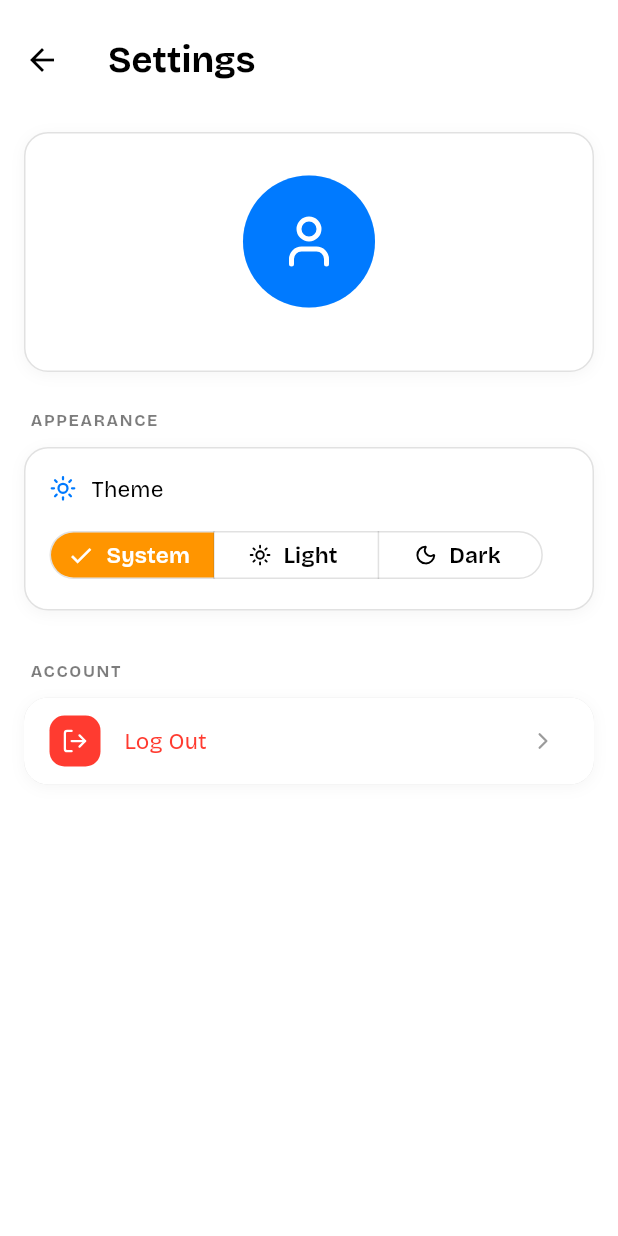
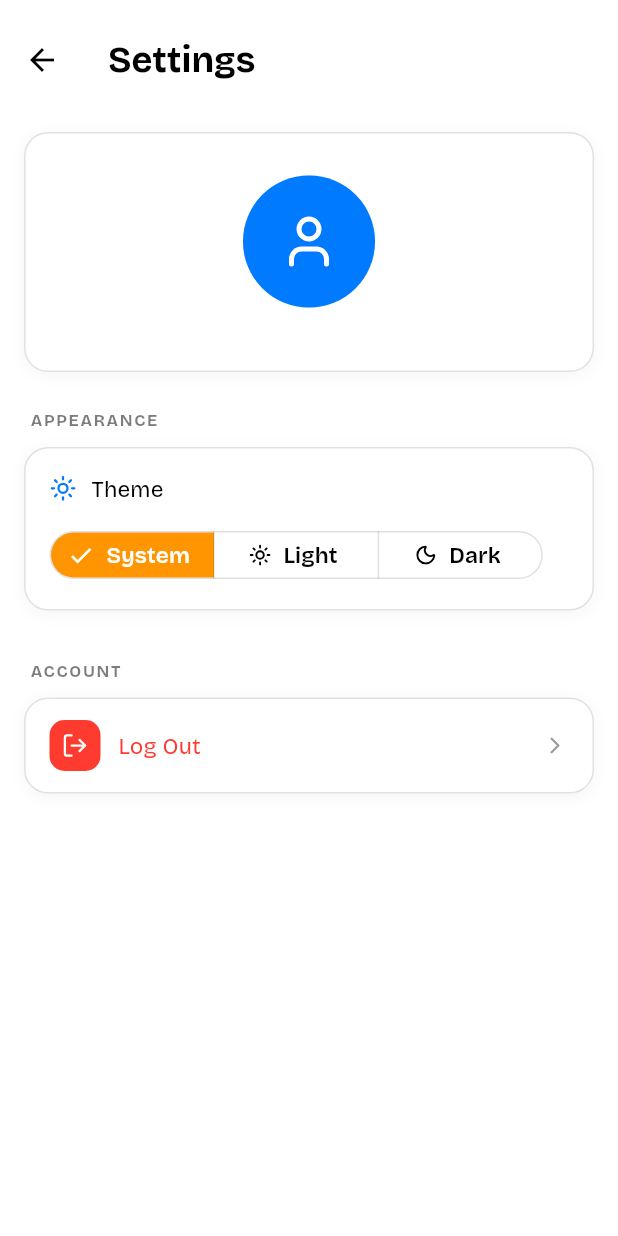
Before and after one commit to kaiumallimon/taghyeer-tech-test, a Flutter app: the SettingsPage screen opened directly, on a phone screen of 412 x 824 dp. Run offline on Flutter 3.47's test engine with Material 3 defaults, Android fonts, the phone set to English and light mode, and no system bars; our stand-ins replace dio, flutter_bloc, infinite_scroll_pagination, lucide_icons, shared_preferences, shimmer and 1 more; accounts and stored records are empty; project files that could hold a hidden picture were left out.

Commit message:
style: Clean up comments and improve logout tile design for better UI consistency

```diff
--- a/lib/features/dashboard/posts/pages/_post_detail_page.dart
+++ b/lib/features/dashboard/posts/pages/_post_detail_page.dart
@@ -22,7 +22,7 @@ class PostDetailPage extends StatelessWidget {
         child: Column(
           crossAxisAlignment: CrossAxisAlignment.start,
           children: [
-            // Tags ──
+            // Tags
             if (post.tags.isNotEmpty)
               Wrap(
                 spacing: 8,
@@ -48,7 +48,7 @@ class PostDetailPage extends StatelessWidget {
 
             const SizedBox(height: 16),
 
-            // Title ──
+            // Title
             Text(post.title, style: tt.headlineSmall),
 
             const SizedBox(height: 16),
@@ -92,7 +92,7 @@ class PostDetailPage extends StatelessWidget {
             const Divider(),
             const SizedBox(height: 16),
 
-            // Body ──
+            // Body
             Text('Content', style: tt.titleLarge),
             const SizedBox(height: 10),
             Text(post.body, style: tt.bodyMedium?.copyWith(height: 1.7)),
--- a/lib/features/dashboard/products/pages/_product_detail_page.dart
+++ b/lib/features/dashboard/products/pages/_product_detail_page.dart
@@ -131,7 +131,7 @@ class ProductDetailPage extends StatelessWidget {
                   const Divider(),
                   const SizedBox(height: 16),
 
-                  // Details grid ─
+                  // Details grid
                   Text('Details', style: tt.titleLarge),
                   const SizedBox(height: 12),
                   ProductDetailsGrid(product: product),
--- a/lib/features/dashboard/settings/pages/_settings_page.dart
+++ b/lib/features/dashboard/settings/pages/_settings_page.dart
@@ -37,14 +37,14 @@ class SettingsPage extends StatelessWidget {
 
             SizedBox(height: 24),
 
-            // Appearance ──
+            // Appearance
             SettingsSectionLabel(label: 'Appearance'),
             SizedBox(height: 10),
             SettingsAppearanceSection(),
 
             SizedBox(height: 32),
 
-            // Account ──
+            // Account
             SettingsSectionLabel(label: 'Account'),
             SizedBox(height: 10),
             SettingsLogoutTile(),
--- a/lib/features/dashboard/settings/widgets/_logout_tile.dart
+++ b/lib/features/dashboard/settings/widgets/_logout_tile.dart
@@ -11,10 +11,20 @@ class SettingsLogoutTile extends StatelessWidget {
     final cs = Theme.of(context).colorScheme;
     final tt = Theme.of(context).textTheme;
 
-    return Container(
+    return Material(
+      color: Colors.transparent,
+      child: InkWell(
+        borderRadius: BorderRadius.circular(16),
+        onTap: () => _confirmLogout(context),
+        child: Container(
+          padding: const EdgeInsets.symmetric(horizontal: 16, vertical: 14),
           decoration: BoxDecoration(
             color: cs.surface,
             borderRadius: BorderRadius.circular(16),
+            border: Border.all(
+              width: 1,
+              color: cs.outline.withAlpha(30),
+            ),
             boxShadow: [
               BoxShadow(
                 color: Colors.black.withAlpha(10),
@@ -23,26 +33,44 @@ class SettingsLogoutTile extends StatelessWidget {
               ),
             ],
           ),
-      child: ListTile(
-        shape: RoundedRectangleBorder(
-          borderRadius: BorderRadius.circular(16),
-          side: BorderSide(width: 1, color: cs.outline.withAlpha(30)),
-        ),
-        leading: Container(
+          child: Row(
+            children: [
+
+              /// icon container
+              Container(
                 padding: const EdgeInsets.all(8),
                 decoration: BoxDecoration(
                   color: cs.errorContainer,
                   borderRadius: BorderRadius.circular(10),
                 ),
-          child: Icon(LucideIcons.logOut, size: 18, color: cs.onError),
+                child: Icon(
+                  LucideIcons.logOut,
+                  size: 18,
+                  color: cs.onError,
                 ),
-        title: Text('Log Out', style: tt.titleSmall?.copyWith(color: cs.error)),
-        trailing: Icon(
+              ),
+
+              const SizedBox(width: 12),
+
+              /// title
+              Expanded(
+                child: Text(
+                  'Log Out',
+                  style: tt.titleSmall?.copyWith(
+                    color: cs.error,
+                  ),
+                ),
+              ),
+
+              /// arrow icon
+              Icon(
                 LucideIcons.chevronRight,
                 size: 18,
                 color: cs.onSurface.withAlpha(100),
               ),
-        onTap: () => _confirmLogout(context),
+            ],
+          ),
+        ),
       ),
     );
   }
@@ -65,7 +93,9 @@ class SettingsLogoutTile extends StatelessWidget {
             child: const Text('Cancel'),
           ),
           FilledButton(
-            style: FilledButton.styleFrom(backgroundColor: cs.error),
+            style: FilledButton.styleFrom(
+              backgroundColor: cs.error,
+            ),
             onPressed: () {
               Navigator.pop(ctx);
               context.read<AuthCubit>().logout();
```
Lines whose indentation alone changed are shown as unchanged.
